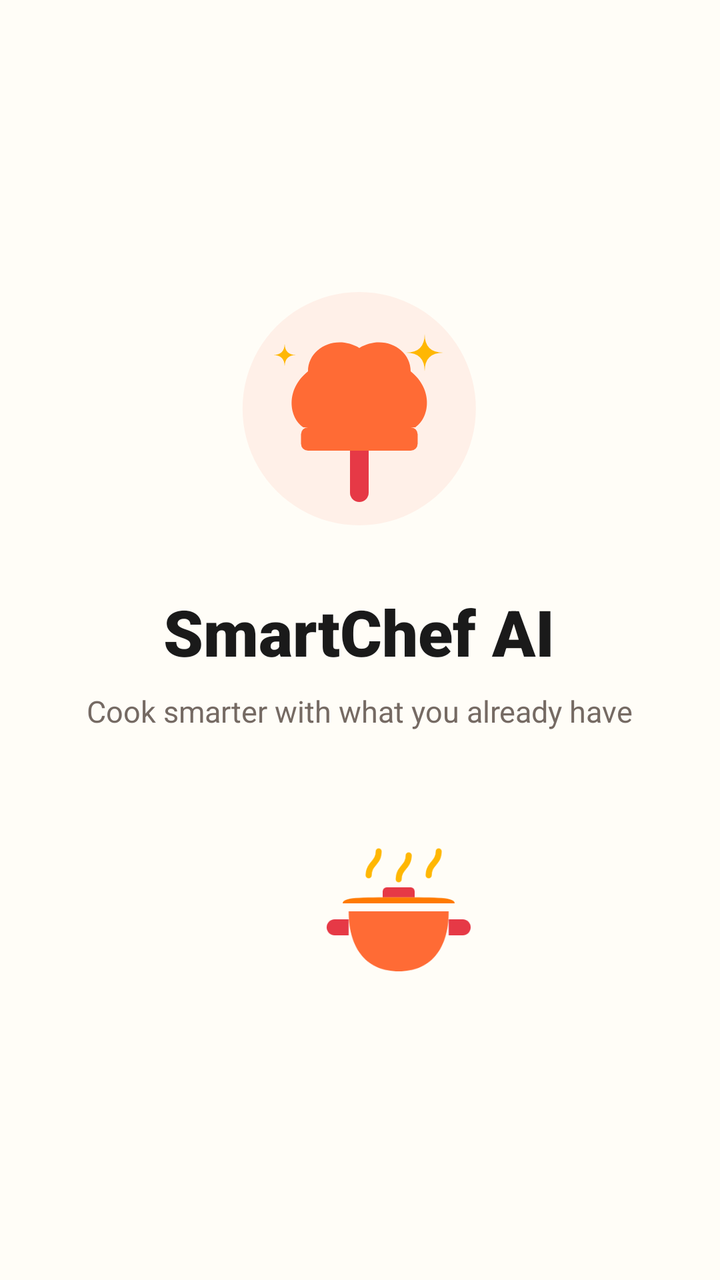
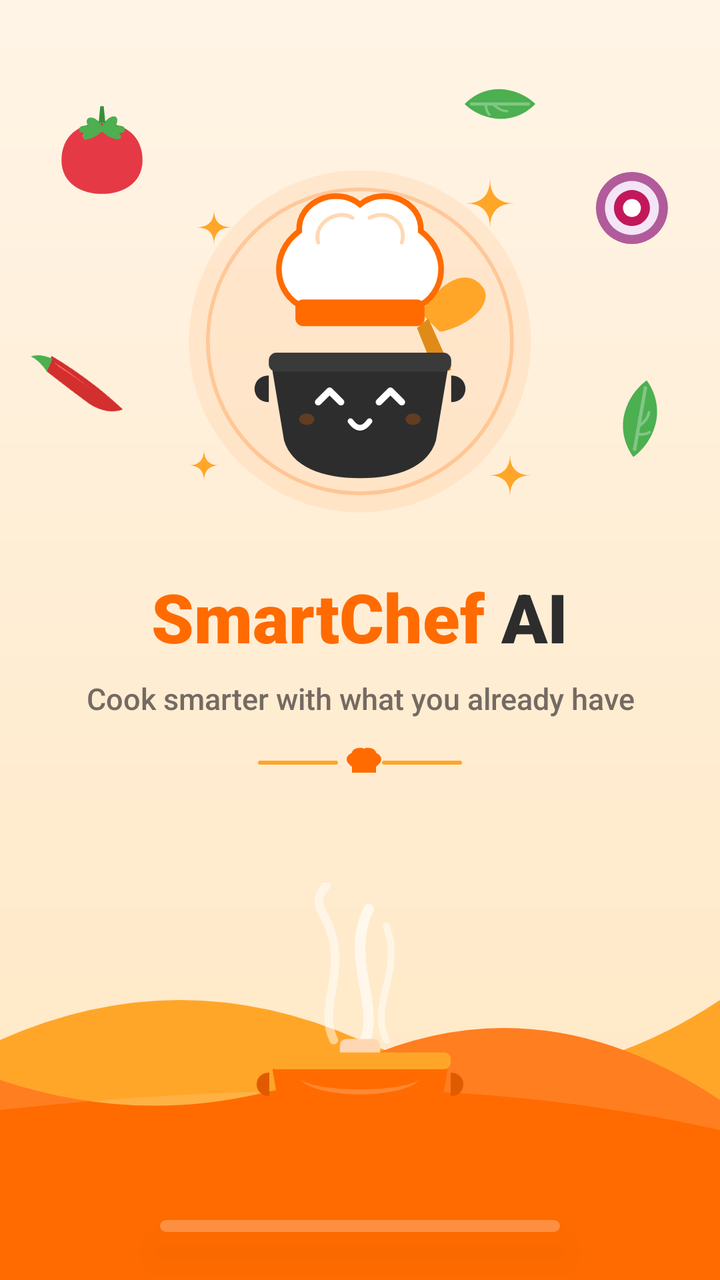

Screens rendered from an Android XML layout before and after an edit, with the pre-edit source and the edit as a unified diff.
<!-- AndroidManifest.xml: activity theme Theme.SmartChef.Splash -->
<!-- res/layout/activity_splash.xml -->
<?xml version="1.0" encoding="utf-8"?>
<RelativeLayout xmlns:android="http://schemas.android.com/apk/res/android"
    xmlns:app="http://schemas.android.com/apk/res-auto"
    android:layout_width="match_parent"
    android:layout_height="match_parent"
    android:background="@color/bg_cream"
    android:gravity="center"
    android:padding="24dp">

    <LinearLayout
        android:id="@+id/layout_center_logo"
        android:layout_width="wrap_content"
        android:layout_height="wrap_content"
        android:gravity="center"
        android:orientation="vertical">

        
        <ImageView
            android:id="@+id/iv_splash_logo"
            android:layout_width="140dp"
            android:layout_height="140dp"
            android:src="@drawable/ic_logo_smartchef"
            android:contentDescription="SmartChef Logo" />

        <TextView
            android:id="@+id/tv_app_title"
            android:layout_width="wrap_content"
            android:layout_height="wrap_content"
            android:layout_marginTop="20dp"
            android:fontFamily="sans-serif-black"
            android:text="@string/app_name"
            android:textColor="@color/text_primary"
            android:textSize="32sp"
            android:textStyle="bold" />

        <TextView
            android:id="@+id/tv_tagline"
            android:layout_width="wrap_content"
            android:layout_height="wrap_content"
            android:layout_marginTop="8dp"
            android:gravity="center"
            android:text="@string/tagline"
            android:textColor="@color/text_secondary"
            android:textSize="15sp" />
    </LinearLayout>

    
    <ImageView
        android:id="@+id/iv_cooking_pot_anim"
        android:layout_width="100dp"
        android:layout_height="100dp"
        android:layout_below="@id/layout_center_logo"
        android:layout_centerHorizontal="true"
        android:layout_marginTop="40dp"
        android:src="@drawable/ic_cooking_pot"
        android:contentDescription="Cooking Pot Animation" />
</RelativeLayout>
<!-- resources referenced by this layout -->
<resources>
  <!-- drawable ic_cooking_pot (drawable) -->
  <?xml version="1.0" encoding="utf-8"?>
  <vector xmlns:android="http://schemas.android.com/apk/res/android"
      android:width="100dp"
      android:height="100dp"
      android:viewportWidth="100"
      android:viewportHeight="100">
      
      
      <path
          android:fillColor="#FF6B35"
          android:pathData="M25,50 L75,50 C75,70 65,80 50,80 C35,80 25,70 25,50 Z"/>
  
      
      <path
          android:fillColor="#E63946"
          android:pathData="M44,38 L56,38 A2,2 0 0,1 58,40 L58,43 L42,43 L42,40 A2,2 0 0,1 44,38 Z"/>
  
      
      <path
          android:fillColor="#FF7A00"
          android:pathData="M22,46 L78,46 C78,43 70,43 50,43 C30,43 22,43 22,46 Z"/>
  
      
      <path
          android:fillColor="#E63946"
          android:pathData="M18,54 L25,54 L25,62 L18,62 A3,3 0 0,1 18,54 Z"/>
  
      
      <path
          android:fillColor="#E63946"
          android:pathData="M75,54 L82,54 A3,3 0 0,1 82,62 L75,62 L75,54 Z"/>
  
      
      <path
          android:strokeColor="#FFB703"
          android:strokeWidth="3"
          android:strokeLineCap="round"
          android:pathData="M35,32 C35,26 40,26 40,20"/>
          
      <path
          android:strokeColor="#FFB703"
          android:strokeWidth="3"
          android:strokeLineCap="round"
          android:pathData="M50,34 C50,28 55,28 55,22"/>
  
      <path
          android:strokeColor="#FFB703"
          android:strokeWidth="3"
          android:strokeLineCap="round"
          android:pathData="M65,32 C65,26 70,26 70,20"/>
  </vector>
  <!-- drawable ic_logo_smartchef (drawable) -->
  <?xml version="1.0" encoding="utf-8"?>
  <vector xmlns:android="http://schemas.android.com/apk/res/android"
      android:width="120dp"
      android:height="120dp"
      android:viewportWidth="120"
      android:viewportHeight="120">
      
      
      <path
          android:fillColor="#FFF0E8"
          android:pathData="M60,10 A50,50 0 1,1 59.9,10 Z"/>
  
      
      <path
          android:fillColor="#FF6B35"
          android:pathData="M38,68 L82,68 A3,3 0 0,1 85,71 L85,75 A3,3 0 0,1 82,78 L38,78 A3,3 0 0,1 35,75 L35,71 A3,3 0 0,1 38,68 Z"/>
  
      
      <path
          android:fillColor="#FF6B35"
          android:pathData="M36,68 C30,64 28,52 38,44 C38,34 50,28 60,34 C70,28 82,34 82,44 C92,52 90,64 84,68 Z"/>
  
      
      <path
          android:fillColor="#E63946"
          android:pathData="M56,78 L64,78 L64,96 A4,4 0 0,1 56,96 Z"/>
  
      
      <path
          android:fillColor="#FFB703"
          android:pathData="M88,28 Q88,36 96,36 Q88,36 88,44 Q88,36 80,36 Q88,36 88,28 Z"/>
          
      
      <path
          android:fillColor="#FFB703"
          android:pathData="M28,32 Q28,37 33,37 Q28,37 28,42 Q28,37 23,37 Q28,37 28,32 Z"/>
  </vector>
  <string name="app_name">SmartChef AI</string>
  <!-- unchanged entries left out for length: 11 -->
</resources>

<!-- the commit's change to res/layout/activity_splash.xml (unified diff, before → after) -->
@@ -1,57 +1,271 @@
 <?xml version="1.0" encoding="utf-8"?>
-<RelativeLayout xmlns:android="http://schemas.android.com/apk/res/android"
+<androidx.constraintlayout.widget.ConstraintLayout xmlns:android="http://schemas.android.com/apk/res/android"
     xmlns:app="http://schemas.android.com/apk/res-auto"
+    xmlns:tools="http://schemas.android.com/tools"
+    android:id="@+id/root_splash"
     android:layout_width="match_parent"
     android:layout_height="match_parent"
-    android:background="@color/bg_cream"
-    android:gravity="center"
-    android:padding="24dp">
+    android:background="@drawable/bg_splash_gradient"
+    android:clipChildren="false"
+    android:clipToPadding="false">
+
+    
+
+    
+    <ImageView
+        android:id="@+id/iv_ingredient_tomato"
+        android:layout_width="54dp"
+        android:layout_height="54dp"
+        android:layout_marginStart="24dp"
+        android:layout_marginTop="48dp"
+        android:contentDescription="Fresh Tomato"
+        android:elevation="4dp"
+        android:src="@drawable/ic_ingredient_tomato"
+        app:layout_constraintStart_toStartOf="parent"
+        app:layout_constraintTop_toTopOf="parent" />
+
+    
+    <ImageView
+        android:id="@+id/iv_ingredient_onion"
+        android:layout_width="48dp"
+        android:layout_height="48dp"
+        android:layout_marginTop="80dp"
+        android:layout_marginEnd="20dp"
+        android:contentDescription="Cut Onion Ring"
+        android:elevation="4dp"
+        android:src="@drawable/ic_ingredient_onion"
+        app:layout_constraintEnd_toEndOf="parent"
+        app:layout_constraintTop_toTopOf="parent" />
+
+    
+    <ImageView
+        android:id="@+id/iv_ingredient_leaf_top"
+        android:layout_width="40dp"
+        android:layout_height="40dp"
+        android:layout_marginTop="32dp"
+        android:layout_marginEnd="90dp"
+        android:contentDescription="Green Basil Leaf"
+        android:elevation="4dp"
+        android:rotation="45"
+        android:src="@drawable/ic_ingredient_leaf"
+        app:layout_constraintEnd_toEndOf="parent"
+        app:layout_constraintTop_toTopOf="parent" />
+
+    
+    <ImageView
+        android:id="@+id/iv_ingredient_chili"
+        android:layout_width="52dp"
+        android:layout_height="52dp"
+        android:layout_marginStart="16dp"
+        android:contentDescription="Red Chili Pepper"
+        android:elevation="4dp"
+        android:rotation="-20"
+        android:src="@drawable/ic_ingredient_chili"
+        app:layout_constraintBottom_toTopOf="@id/iv_bottom_waves"
+        app:layout_constraintStart_toStartOf="parent"
+        app:layout_constraintTop_toTopOf="parent"
+        app:layout_constraintVertical_bias="0.4" />
+
+    
+    <ImageView
+        android:id="@+id/iv_ingredient_leaf_bottom"
+        android:layout_width="44dp"
+        android:layout_height="44dp"
+        android:layout_marginEnd="18dp"
+        android:contentDescription="Green Mint Leaf"
+        android:elevation="4dp"
+        android:rotation="-35"
+        android:src="@drawable/ic_ingredient_leaf"
+        app:layout_constraintBottom_toTopOf="@id/iv_bottom_waves"
+        app:layout_constraintEnd_toEndOf="parent"
+        app:layout_constraintTop_toTopOf="parent"
+        app:layout_constraintVertical_bias="0.45" />
+
+    
+
+    <ImageView
+        android:id="@+id/iv_sparkle_1"
+        android:layout_width="28dp"
+        android:layout_height="28dp"
+        android:layout_marginTop="12dp"
+        android:layout_marginEnd="16dp"
+        android:contentDescription="Sparkle"
+        android:src="@drawable/ic_sparkle_star"
+        app:layout_constraintEnd_toEndOf="@id/iv_splash_logo"
+        app:layout_constraintTop_toTopOf="@id/iv_splash_logo" />
+
+    <ImageView
+        android:id="@+id/iv_sparkle_2"
+        android:layout_width="20dp"
+        android:layout_height="20dp"
+        android:layout_marginStart="12dp"
+        android:layout_marginTop="28dp"
+        android:contentDescription="Sparkle"
+        android:src="@drawable/ic_sparkle_star"
+        app:layout_constraintStart_toStartOf="@id/iv_splash_logo"
+        app:layout_constraintTop_toTopOf="@id/iv_splash_logo" />
+
+    <ImageView
+        android:id="@+id/iv_sparkle_3"
+        android:layout_width="24dp"
+        android:layout_height="24dp"
+        android:layout_marginEnd="8dp"
+        android:layout_marginBottom="16dp"
+        android:contentDescription="Sparkle"
+        android:src="@drawable/ic_sparkle_star"
+        app:layout_constraintBottom_toBottomOf="@id/iv_splash_logo"
+        app:layout_constraintEnd_toEndOf="@id/iv_splash_logo" />
+
+    <ImageView
+        android:id="@+id/iv_sparkle_4"
+        android:layout_width="18dp"
+        android:layout_height="18dp"
+        android:layout_marginStart="8dp"
+        android:layout_marginBottom="24dp"
+        android:contentDescription="Sparkle"
+        android:src="@drawable/ic_sparkle_star"
+        app:layout_constraintBottom_toBottomOf="@id/iv_splash_logo"
+        app:layout_constraintStart_toStartOf="@id/iv_splash_logo" />
+
+    
+
+    <ImageView
+        android:id="@+id/iv_splash_logo"
+        android:layout_width="190dp"
+        android:layout_height="190dp"
+        android:contentDescription="SmartChef Logo"
+        android:src="@drawable/ic_logo_smartchef_v2"
+        app:layout_constraintBottom_toTopOf="@id/iv_bottom_waves"
+        app:layout_constraintEnd_toEndOf="parent"
+        app:layout_constraintStart_toStartOf="parent"
+        app:layout_constraintTop_toTopOf="parent"
+        app:layout_constraintVertical_bias="0.28" />
+
+    
 
     <LinearLayout
-        android:id="@+id/layout_center_logo"
+        android:id="@+id/layout_text_group"
         android:layout_width="wrap_content"
         android:layout_height="wrap_content"
+        android:layout_marginTop="20dp"
         android:gravity="center"
-        android:orientation="vertical">
-
-        
-        <ImageView
-            android:id="@+id/iv_splash_logo"
-            android:layout_width="140dp"
-            android:layout_height="140dp"
-            android:src="@drawable/ic_logo_smartchef"
-            android:contentDescription="SmartChef Logo" />
-
-        <TextView
-            android:id="@+id/tv_app_title"
+        android:orientation="vertical"
+        app:layout_constraintEnd_toEndOf="parent"
+        app:layout_constraintStart_toStartOf="parent"
+        app:layout_constraintTop_toBottomOf="@id/iv_splash_logo">
+
+        
+        <LinearLayout
+            android:id="@+id/ll_title_container"
             android:layout_width="wrap_content"
             android:layout_height="wrap_content"
-            android:layout_marginTop="20dp"
-            android:fontFamily="sans-serif-black"
-            android:text="@string/app_name"
-            android:textColor="@color/text_primary"
-            android:textSize="32sp"
-            android:textStyle="bold" />
-
+            android:orientation="horizontal">
+
+            <TextView
+                android:id="@+id/tv_smart_chef"
+                android:layout_width="wrap_content"
+                android:layout_height="wrap_content"
+                android:fontFamily="sans-serif-black"
+                android:text="SmartChef"
+                android:textColor="@color/brand_orange"
+                android:textSize="34sp"
+                android:textStyle="bold" />
+
+            <TextView
+                android:id="@+id/tv_ai"
+                android:layout_width="wrap_content"
+                android:layout_height="wrap_content"
+                android:layout_marginStart="8dp"
+                android:fontFamily="sans-serif-black"
+                android:text="AI"
+                android:textColor="@color/pot_dark"
+                android:textSize="34sp"
+                android:textStyle="bold" />
+        </LinearLayout>
+
+        
         <TextView
             android:id="@+id/tv_tagline"
             android:layout_width="wrap_content"
             android:layout_height="wrap_content"
             android:layout_marginTop="8dp"
+            android:fontFamily="sans-serif-medium"
             android:gravity="center"
+            android:paddingHorizontal="24dp"
             android:text="@string/tagline"
             android:textColor="@color/text_secondary"
             android:textSize="15sp" />
+
+        
+        <ImageView
+            android:id="@+id/iv_chef_divider"
+            android:layout_width="120dp"
+            android:layout_height="20dp"
+            android:layout_marginTop="12dp"
+            android:contentDescription="Divider"
+            android:src="@drawable/ic_chef_divider" />
     </LinearLayout>
 
     
-    <ImageView
-        android:id="@+id/iv_cooking_pot_anim"
-        android:layout_width="100dp"
-        android:layout_height="100dp"
-        android:layout_below="@id/layout_center_logo"
-        android:layout_centerHorizontal="true"
-        android:layout_marginTop="40dp"
-        android:src="@drawable/ic_cooking_pot"
-        android:contentDescription="Cooking Pot Animation" />
-</RelativeLayout>
+
+    
+    <ImageView
+        android:id="@+id/iv_bottom_waves"
+        android:layout_width="match_parent"
+        android:layout_height="180dp"
+        android:contentDescription="Bottom Waves"
+        android:scaleType="fitXY"
+        android:src="@drawable/bg_splash_waves"
+        app:layout_constraintBottom_toBottomOf="parent"
+        app:layout_constraintEnd_toEndOf="parent"
+        app:layout_constraintStart_toStartOf="parent" />
+
+    
+    <ImageView
+        android:id="@+id/iv_steam"
+        android:layout_width="70dp"
+        android:layout_height="90dp"
+        android:layout_marginBottom="110dp"
+        android:contentDescription="Pot Steam"
+        android:elevation="6dp"
+        android:src="@drawable/ic_steam_curve"
+        app:layout_constraintBottom_toBottomOf="parent"
+        app:layout_constraintEnd_toEndOf="parent"
+        app:layout_constraintStart_toStartOf="parent" />
+
+    
+    <ImageView
+        android:id="@+id/iv_bottom_pot"
+        android:layout_width="120dp"
+        android:layout_height="84dp"
+        android:layout_marginBottom="55dp"
+        android:contentDescription="Steaming Cooking Pot"
+        android:elevation="8dp"
+        android:src="@drawable/ic_bottom_steaming_pot"
+        app:layout_constraintBottom_toBottomOf="parent"
+        app:layout_constraintEnd_toEndOf="parent"
+        app:layout_constraintStart_toStartOf="parent" />
+
+    
+
+    
+    <FrameLayout
+        android:id="@+id/fl_progress_track"
+        android:layout_width="200dp"
+        android:layout_height="6dp"
+        android:layout_marginBottom="24dp"
+        android:background="@drawable/bg_progress_track"
+        android:elevation="10dp"
+        app:layout_constraintBottom_toBottomOf="parent"
+        app:layout_constraintEnd_toEndOf="parent"
+        app:layout_constraintStart_toStartOf="parent">
+
+        
+        <View
+            android:id="@+id/v_progress_fill"
+            android:layout_width="0dp"
+            android:layout_height="match_parent"
+            android:background="@drawable/bg_progress_fill" />
+    </FrameLayout>
+
+</androidx.constraintlayout.widget.ConstraintLayout>
<!-- resource entries referenced after the edit -->
@@ -1,96 +1,281 @@
 <!-- resources referenced by this layout -->
 <resources>
-  <!-- drawable ic_cooking_pot (drawable) -->
-  <?xml version="1.0" encoding="utf-8"?>
-  <vector xmlns:android="http://schemas.android.com/apk/res/android"
-      android:width="100dp"
+  <color name="brand_orange">#FF6B00</color>
+  <color name="pot_dark">#2D2D2D</color>
+  <!-- drawable bg_progress_fill (drawable) -->
+  <?xml version="1.0" encoding="utf-8"?>
+  <shape xmlns:android="http://schemas.android.com/apk/res/android"
+      android:shape="rectangle">
+      <gradient
+          android:angle="0"
+          android:startColor="#FFA629"
+          android:endColor="#FFFFFF"
+          android:type="linear" />
+      <corners android:radius="12dp" />
+  </shape>
+  <!-- drawable bg_progress_track (drawable) -->
+  <?xml version="1.0" encoding="utf-8"?>
+  <shape xmlns:android="http://schemas.android.com/apk/res/android"
+      android:shape="rectangle">
+      <solid android:color="#40FFFFFF" />
+      <corners android:radius="12dp" />
+  </shape>
+  <!-- drawable bg_splash_gradient (drawable) -->
+  <?xml version="1.0" encoding="utf-8"?>
+  <shape xmlns:android="http://schemas.android.com/apk/res/android"
+      android:shape="rectangle">
+      <gradient
+          android:angle="270"
+          android:startColor="#FFF4E6"
+          android:endColor="#FFE7C2"
+          android:type="linear" />
+  </shape>
+  <!-- drawable bg_splash_waves (drawable) -->
+  <?xml version="1.0" encoding="utf-8"?>
+  <vector xmlns:android="http://schemas.android.com/apk/res/android"
+      android:width="360dp"
+      android:height="180dp"
+      android:viewportWidth="360"
+      android:viewportHeight="180">
+  
+      
+      <path
+          android:fillColor="#FFA629"
+          android:pathData="M0,60 Q90,20 180,60 T360,40 L360,180 L0,180 Z" />
+  
+      
+      <path
+          android:fillColor="#FF6B00"
+          android:pathData="M0,80 Q90,110 180,70 T360,90 L360,180 L0,180 Z" />
+  
+      
+      <path
+          android:fillColor="#20FFFFFF"
+          android:pathData="M0,80 Q90,110 180,70 T360,90 L360,105 Q270,85 180,85 T0,95 Z" />
+  </vector>
+  <!-- drawable ic_bottom_steaming_pot (drawable) -->
+  <?xml version="1.0" encoding="utf-8"?>
+  <vector xmlns:android="http://schemas.android.com/apk/res/android"
+      android:width="140dp"
       android:height="100dp"
-      android:viewportWidth="100"
+      android:viewportWidth="140"
       android:viewportHeight="100">
-      
-      
-      <path
-          android:fillColor="#FF6B35"
-          android:pathData="M25,50 L75,50 C75,70 65,80 50,80 C35,80 25,70 25,50 Z"/>
+  
+      
+      <path
+          android:fillColor="#33FFA629"
+          android:pathData="M20,40 A50,20 0 1,0 120,40 Z" />
+  
+      
+      <path
+          android:fillColor="#E05A00"
+          android:pathData="M16,42 C6,42 6,56 16,56 Z" />
+      <path
+          android:fillColor="#E05A00"
+          android:pathData="M124,42 C134,42 134,56 124,56 Z" />
+  
+      
+      <path
+          android:fillColor="#FF6B00"
+          android:pathData="M24,35 L116,35 A6,6 0 0,1 122,41 L116,75 C112,88 96,95 70,95 C44,95 28,88 24,75 L18,41 A6,6 0 0,1 24,35 Z" />
+  
+      
+      <path
+          android:fillColor="#FFA629"
+          android:pathData="M20,30 L120,30 A4,4 0 0,1 124,34 L124,36 A4,4 0 0,1 120,40 L20,40 A4,4 0 0,1 16,36 L16,34 A4,4 0 0,1 20,30 Z" />
+  
+      
+      <path
+          android:fillColor="#FFD8B3"
+          android:pathData="M62,22 L78,22 A4,4 0 0,1 82,26 L82,30 L58,30 L58,26 A4,4 0 0,1 62,22 Z" />
+  
+      
+      <path
+          android:fillColor="#33FFFFFF"
+          android:pathData="M34,46 C45,58 95,58 106,46 C95,54 45,54 34,46 Z" />
+  </vector>
+  <!-- drawable ic_chef_divider (drawable) -->
+  <?xml version="1.0" encoding="utf-8"?>
+  <vector xmlns:android="http://schemas.android.com/apk/res/android"
+      android:width="120dp"
+      android:height="20dp"
+      android:viewportWidth="120"
+      android:viewportHeight="20">
+  
+      
+      <path
+          android:strokeColor="#FFA629"
+          android:strokeWidth="2"
+          android:strokeLineCap="round"
+          android:pathData="M10,10 L48,10" />
+  
+      
+      <path
+          android:fillColor="#FF6B00"
+          android:pathData="M56,12 C53,10 52,7 56,5 C56,3 60,2 62,3 C64,2 68,3 68,5 C72,7 71,10 68,12 Z" />
+      <path
+          android:fillColor="#FF6B00"
+          android:pathData="M56,12 L68,12 L68,15 L56,15 Z" />
+  
+      
+      <path
+          android:strokeColor="#FFA629"
+          android:strokeWidth="2"
+          android:strokeLineCap="round"
+          android:pathData="M72,10 L110,10" />
+  </vector>
+  <!-- drawable ic_ingredient_chili (drawable) -->
+  <?xml version="1.0" encoding="utf-8"?>
+  <vector xmlns:android="http://schemas.android.com/apk/res/android"
+      android:width="64dp"
+      android:height="64dp"
+      android:viewportWidth="64"
+      android:viewportHeight="64">
+  
+      
+      <path
+          android:fillColor="#D32F2F"
+          android:pathData="M18,12 Q28,24 38,40 Q44,50 48,58 Q38,58 30,48 Q22,36 12,20 Z" />
+  
+      
+      <path
+          android:fillColor="#FF6666"
+          android:pathData="M18,16 Q26,26 34,40 Q28,30 20,20 Z" />
+  
+      
+      <path
+          android:fillColor="#4CAF50"
+          android:pathData="M12,20 Q10,12 6,8 Q12,8 18,14 Z" />
+  </vector>
+  <!-- drawable ic_ingredient_leaf (drawable) -->
+  <?xml version="1.0" encoding="utf-8"?>
+  <vector xmlns:android="http://schemas.android.com/apk/res/android"
+      android:width="64dp"
+      android:height="64dp"
+      android:viewportWidth="64"
+      android:viewportHeight="64">
+  
+      
+      <path
+          android:fillColor="#4CAF50"
+          android:pathData="M12,52 C12,24 36,12 52,12 C52,40 28,52 12,52 Z" />
+  
+      
+      <path
+          android:strokeColor="#81C784"
+          android:strokeWidth="2.5"
+          android:strokeLineCap="round"
+          android:pathData="M16,48 Q32,32 48,16" />
+      <path
+          android:strokeColor="#81C784"
+          android:strokeWidth="2"
+          android:strokeLineCap="round"
+          android:pathData="M28,36 Q36,36 40,32" />
+      <path
+          android:strokeColor="#81C784"
+          android:strokeWidth="2"
+          android:strokeLineCap="round"
+          android:pathData="M24,40 Q28,44 32,44" />
+  </vector>
+  <!-- drawable ic_ingredient_onion (drawable) -->
+  <?xml version="1.0" encoding="utf-8"?>
+  <vector xmlns:android="http://schemas.android.com/apk/res/android"
+      android:width="64dp"
+      android:height="64dp"
+      android:viewportWidth="64"
+      android:viewportHeight="64">
+  
+      
+      <path
+          android:fillColor="#B15B9A"
+          android:pathData="M32,8 A24,24 0 1,1 31.9,8 Z" />
+  
+      
+      <path
+          android:fillColor="#F3E5F5"
+          android:pathData="M32,14 A18,18 0 1,1 31.9,14 Z" />
+  
+      
+      <path
+          android:fillColor="#C2185B"
+          android:pathData="M32,20 A12,12 0 1,1 31.9,20 Z" />
+  
+      
+      <path
+          android:fillColor="#FFFFFF"
+          android:pathData="M32,26 A6,6 0 1,1 31.9,26 Z" />
+  </vector>
+  <!-- drawable ic_ingredient_tomato (drawable) -->
+  <?xml version="1.0" encoding="utf-8"?>
+  <vector xmlns:android="http://schemas.android.com/apk/res/android"
+      android:width="64dp"
+      android:height="64dp"
+      android:viewportWidth="64"
+      android:viewportHeight="64">
   
       
       <path
           android:fillColor="#E63946"
-          android:pathData="M44,38 L56,38 A2,2 0 0,1 58,40 L58,43 L42,43 L42,40 A2,2 0 0,1 44,38 Z"/>
-  
-      
-      <path
-          android:fillColor="#FF7A00"
-          android:pathData="M22,46 L78,46 C78,43 70,43 50,43 C30,43 22,43 22,46 Z"/>
-  
-      
-      <path
-          android:fillColor="#E63946"
-          android:pathData="M18,54 L25,54 L25,62 L18,62 A3,3 0 0,1 18,54 Z"/>
-  
-      
-      <path
-          android:fillColor="#E63946"
-          android:pathData="M75,54 L82,54 A3,3 0 0,1 82,62 L75,62 L75,54 Z"/>
-  
-      
-      <path
-          android:strokeColor="#FFB703"
-          android:strokeWidth="3"
-          android:strokeLineCap="round"
-          android:pathData="M35,32 C35,26 40,26 40,20"/>
-          
-      <path
-          android:strokeColor="#FFB703"
-          android:strokeWidth="3"
-          android:strokeLineCap="round"
-          android:pathData="M50,34 C50,28 55,28 55,22"/>
-  
-      <path
-          android:strokeColor="#FFB703"
-          android:strokeWidth="3"
-          android:strokeLineCap="round"
-          android:pathData="M65,32 C65,26 70,26 70,20"/>
-  </vector>
-  <!-- drawable ic_logo_smartchef (drawable) -->
-  <?xml version="1.0" encoding="utf-8"?>
-  <vector xmlns:android="http://schemas.android.com/apk/res/android"
-      android:width="120dp"
-      android:height="120dp"
-      android:viewportWidth="120"
-      android:viewportHeight="120">
-      
-      
-      <path
-          android:fillColor="#FFF0E8"
-          android:pathData="M60,10 A50,50 0 1,1 59.9,10 Z"/>
-  
-      
-      <path
-          android:fillColor="#FF6B35"
-          android:pathData="M38,68 L82,68 A3,3 0 0,1 85,71 L85,75 A3,3 0 0,1 82,78 L38,78 A3,3 0 0,1 35,75 L35,71 A3,3 0 0,1 38,68 Z"/>
-  
-      
-      <path
-          android:fillColor="#FF6B35"
-          android:pathData="M36,68 C30,64 28,52 38,44 C38,34 50,28 60,34 C70,28 82,34 82,44 C92,52 90,64 84,68 Z"/>
-  
-      
-      <path
-          android:fillColor="#E63946"
-          android:pathData="M56,78 L64,78 L64,96 A4,4 0 0,1 56,96 Z"/>
-  
-      
-      <path
-          android:fillColor="#FFB703"
-          android:pathData="M88,28 Q88,36 96,36 Q88,36 88,44 Q88,36 80,36 Q88,36 88,28 Z"/>
-          
-      
-      <path
-          android:fillColor="#FFB703"
-          android:pathData="M28,32 Q28,37 33,37 Q28,37 28,42 Q28,37 23,37 Q28,37 28,32 Z"/>
-  </vector>
-  <string name="app_name">SmartChef AI</string>
+          android:pathData="M32,16 C46,16 56,24 56,38 C56,52 44,58 32,58 C20,58 8,52 8,38 C8,24 18,16 32,16 Z" />
+  
+      
+      <path
+          android:fillColor="#FF7B88"
+          android:pathData="M22,22 C28,19 36,19 40,22 C34,20 26,21 22,26 C20,24 20,23 22,22 Z" />
+  
+      
+      <path
+          android:fillColor="#4CAF50"
+          android:pathData="M32,18 C28,10 20,12 24,18 C18,16 16,22 22,22 C18,26 24,28 32,21 C40,28 46,26 42,22 C48,22 46,16 40,18 C44,10 36,10 32,18 Z" />
+  
+      
+      <path
+          android:fillColor="#388E3C"
+          android:pathData="M31,6 L33,6 L34,16 L30,16 Z" />
+  </vector>
+  <!-- drawable ic_logo_smartchef_v2: vector/xml drawable (drawable, 3025 chars, omitted) -->
+  <!-- drawable ic_sparkle_star (drawable) -->
+  <?xml version="1.0" encoding="utf-8"?>
+  <vector xmlns:android="http://schemas.android.com/apk/res/android"
+      android:width="32dp"
+      android:height="32dp"
+      android:viewportWidth="32"
+      android:viewportHeight="32">
+  
+      
+      <path
+          android:fillColor="#FFA629"
+          android:pathData="M16,2 Q16,16 30,16 Q16,16 16,30 Q16,16 2,16 Q16,16 16,2 Z" />
+  </vector>
+  <!-- drawable ic_steam_curve (drawable) -->
+  <?xml version="1.0" encoding="utf-8"?>
+  <vector xmlns:android="http://schemas.android.com/apk/res/android"
+      android:width="80dp"
+      android:height="100dp"
+      android:viewportWidth="80"
+      android:viewportHeight="100">
+  
+      
+      <path
+          android:strokeColor="#80FFFFFF"
+          android:strokeWidth="5"
+          android:strokeLineCap="round"
+          android:pathData="M25,90 C15,70 35,50 20,20 C10,5 25,2 20,0" />
+  
+      
+      <path
+          android:strokeColor="#A0FFFFFF"
+          android:strokeWidth="6"
+          android:strokeLineCap="round"
+          android:pathData="M40,95 C55,75 30,45 45,15" />
+  
+      
+      <path
+          android:strokeColor="#80FFFFFF"
+          android:strokeWidth="4"
+          android:strokeLineCap="round"
+          android:pathData="M55,90 C45,70 65,50 55,25" />
+  </vector>
   <!-- unchanged entries left out for length: 11 -->
 </resources>
 
